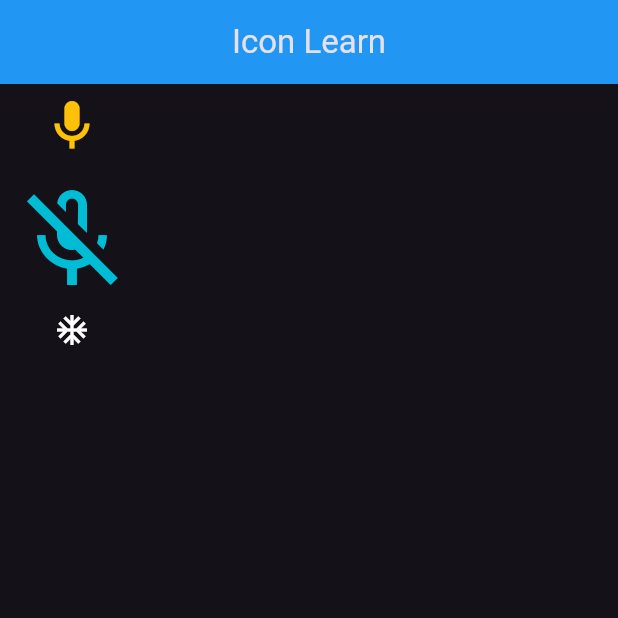
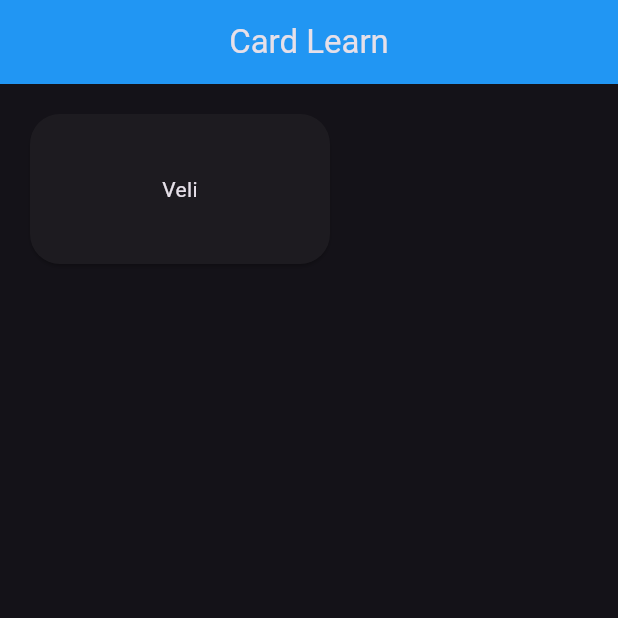
Before and after one commit to veliCosanay/FlutterFullLearn, a Flutter app: the screen it shows after launch, on a phone screen of 412 x 824 dp, the top half of it. Run offline on Flutter 3.47's test engine with Material 3 defaults, Android fonts, the phone set to English and light mode, and no system bars.

Commit message:
statess widget padding and card learned

```diff
--- /dev/null
+++ b/lib/card_learn.dart
@@ -0,0 +1,47 @@
+import 'package:flutter/material.dart';
+
+class CardLearn extends StatelessWidget {
+  CardLearn({super.key});
+
+  final ProjectMargin projectMargin = ProjectMargin();
+  final String text = 'Veli';
+
+  @override
+  Widget build(BuildContext context) {
+    return Scaffold(
+      appBar: AppBar(title: Text('Card Learn')),
+      body: Column(
+        children: [
+          _CustomCard(
+            projectMargin: projectMargin,
+            child: SizedBox(
+              height: 100,
+              width: 200,
+              child: Center(child: Text(text)),
+            ),
+          ),
+        ],
+      ),
+    );
+  }
+}
+
+class _CustomCard extends StatelessWidget {
+  const _CustomCard({required this.projectMargin, required this.child});
+
+  final ProjectMargin projectMargin;
+  final Widget child;
+
+  @override
+  Widget build(BuildContext context) {
+    return Card(
+      margin: projectMargin.marginNormal,
+      shape: RoundedRectangleBorder(borderRadius: BorderRadius.circular(20)),
+      child: child,
+    );
+  }
+}
+
+class ProjectMargin {
+  final marginNormal = EdgeInsets.all(20);
+}
--- a/lib/main.dart
+++ b/lib/main.dart
@@ -1,6 +1,6 @@
 import 'package:flutter/material.dart';
 import 'package:flutter/services.dart';
-import 'package:flutter_learn_01/101/icon_learn.dart';
+import 'package:flutter_learn_01/card_learn.dart';
 
 void main() {
   runApp(const MainApp());
@@ -21,7 +21,7 @@ class MainApp extends StatelessWidget {
           backgroundColor: Colors.blue,
         )
       ),
-      home: IconLearn(),
+      home: CardLearn(),
     );
   }
 }
```
Also changed, not shown: lib/101/padding_learn.dart (added, +37 -0 lines), lib/101/stateless_learn.dart (added, +31 -0 lines).
